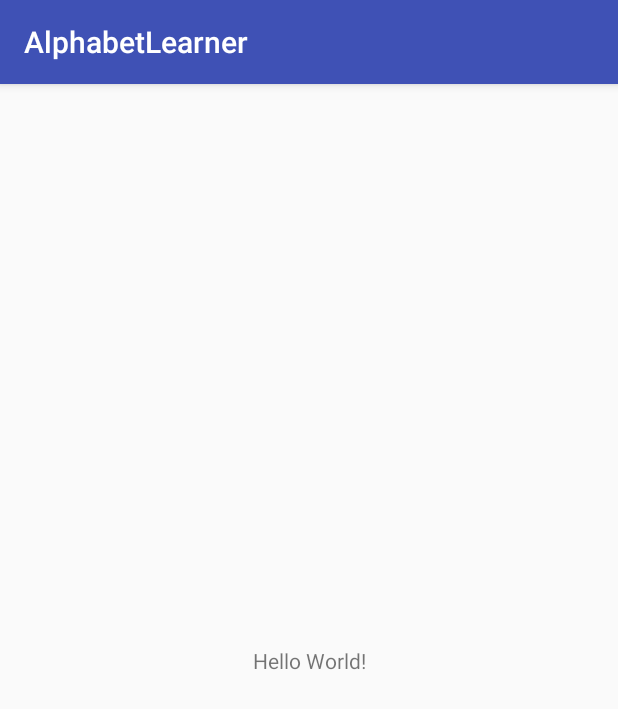
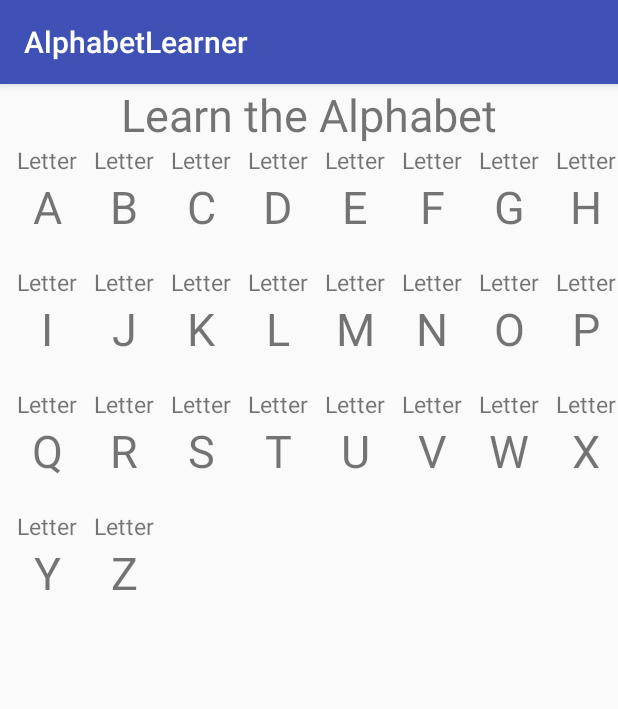
Before and after one commit to kizxm/alphabetDisplay, an Android app: the screen it shows after launch (MainActivity), on a phone screen of 412 x 824 dp. Shown: the top 709 px of the screen. Run offline under Robolectric (Android 15) with nearby library versions, the phone set to English and light mode, and no system bars.

Commit message:
letters read properly

```diff
--- /dev/null
+++ b/app/src/main/java/com/epicodus/alphabetlearner/AlphabetAdapter.java
@@ -0,0 +1,55 @@
+package com.epicodus.alphabetlearner;
+
+import android.content.Context;
+import android.view.LayoutInflater;
+import android.view.View;
+import android.view.ViewGroup;
+import android.widget.BaseAdapter;
+import android.widget.TextView;
+
+import com.epicodus.alphabetlearner.R;
+
+public class AlphabetAdapter extends BaseAdapter {
+    private Context mContext;
+    private String[] mLetters;
+
+    public AlphabetAdapter (Context context, String[] letters){
+        this.mContext = context;
+        this.mLetters = letters;
+    }
+
+    @Override
+    public int getCount() {
+        return mLetters.length;
+    }
+
+    @Override
+    public Object getItem(int i) {
+        return null;
+    }
+
+    @Override
+    public long getItemId(int i) {
+        return 0;
+    }
+
+    @Override
+    public View getView(int position, View convertView, ViewGroup parent) {
+        LayoutInflater inflater = (LayoutInflater) mContext
+                .getSystemService(Context.LAYOUT_INFLATER_SERVICE);
+
+        View gridView;
+
+        if (convertView == null) {
+            gridView = inflater.inflate(R.layout.alphabet_grid_item, null);
+
+            TextView letterView = (TextView) gridView
+                    .findViewById(R.id.grid_item_letter);
+
+            letterView.setText(mLetters[position]);
+        } else {
+            gridView = (View) convertView;
+        }
+        return gridView;
+    }
+}
--- a/app/src/main/java/com/epicodus/alphabetlearner/MainActivity.java
+++ b/app/src/main/java/com/epicodus/alphabetlearner/MainActivity.java
@@ -7,12 +7,15 @@ import android.widget.GridView;
 public class MainActivity extends AppCompatActivity {
     GridView gridView;
     String[] letters = new String[] {
-            "A", "B", "C", "D", "E", "F", "G", "H", "I", "J", "K", "L", "M", "N", "O", "P", "Q", "R", "S", "T", "U", "V", "W", "X", "Y", "Z"
+            "A", "B", "C", "D", "E", "F", "G", "H", "I", "J", "K", "L", "M",
+            "N", "O", "P", "Q", "R", "S", "T", "U", "V", "W", "X", "Y", "Z"
     };
 
     @Override
     protected void onCreate(Bundle savedInstanceState) {
         super.onCreate(savedInstanceState);
         setContentView(R.layout.activity_main);
+        gridView = (GridView) findViewById(R.id.baseGridView);
+        gridView.setAdapter(new AlphabetAdapter(this, letters));
     }
 }
--- a/app/src/main/res/layout/activity_main.xml
+++ b/app/src/main/res/layout/activity_main.xml
@@ -1,18 +1,33 @@
 <?xml version="1.0" encoding="utf-8"?>
-<android.support.constraint.ConstraintLayout xmlns:android="http://schemas.android.com/apk/res/android"
-    xmlns:app="http://schemas.android.com/apk/res-auto"
+<RelativeLayout
+    xmlns:android="http://schemas.android.com/apk/res/android"
     xmlns:tools="http://schemas.android.com/tools"
+    android:id="@+id/activity_main"
     android:layout_width="match_parent"
     android:layout_height="match_parent"
     tools:context="com.epicodus.alphabetlearner.MainActivity">
 
     <TextView
+        android:text="Learn the Alphabet"
         android:layout_width="wrap_content"
         android:layout_height="wrap_content"
-        android:text="Hello World!"
-        app:layout_constraintBottom_toBottomOf="parent"
-        app:layout_constraintLeft_toLeftOf="parent"
-        app:layout_constraintRight_toRightOf="parent"
-        app:layout_constraintTop_toTopOf="parent" />
+        android:id="@+id/headerTextView"
+        android:layout_alignParentTop="true"
+        android:layout_centerHorizontal="true"
+        android:textSize="30sp" />
 
-</android.support.constraint.ConstraintLayout>
+    <GridView
+        android:layout_width="match_parent"
+        android:layout_height="wrap_content"
+        android:columnWidth="50sp"
+        android:numColumns="auto_fit"
+        android:stretchMode="spacingWidthUniform"
+        android:id="@+id/baseGridView"
+        android:padding="0dp"
+        android:gravity="left"
+        android:scrollingCache="false"
+        android:layout_alignParentTop="true"
+        android:layout_alignParentLeft="true"
+        android:layout_alignParentStart="true"
+        android:layout_marginTop="40sp" />
+</RelativeLayout>
--- /dev/null
+++ b/app/src/main/res/layout/alphabet_grid_item.xml
@@ -0,0 +1,24 @@
+<?xml version="1.0" encoding="utf-8"?>
+<LinearLayout xmlns:android="http://schemas.android.com/apk/res/android"
+    android:orientation="vertical" android:layout_width="match_parent"
+    android:layout_height="match_parent">
+
+    <TextView
+        android:layout_width="60sp"
+        android:textSize="15sp"
+        android:layout_height="wrap_content"
+        android:id="@+id/grid_item_label"
+        android:layout_weight="0.8"
+        android:gravity="center_horizontal"
+        android:text="Letter" />
+
+    <TextView
+        android:layout_width="60sp"
+        android:textSize="30sp"
+        android:layout_height="60sp"
+        android:id="@+id/grid_item_letter"
+        android:layout_weight="1"
+        android:gravity="center_horizontal"
+        android:text="A" />
+
+</LinearLayout>
```
